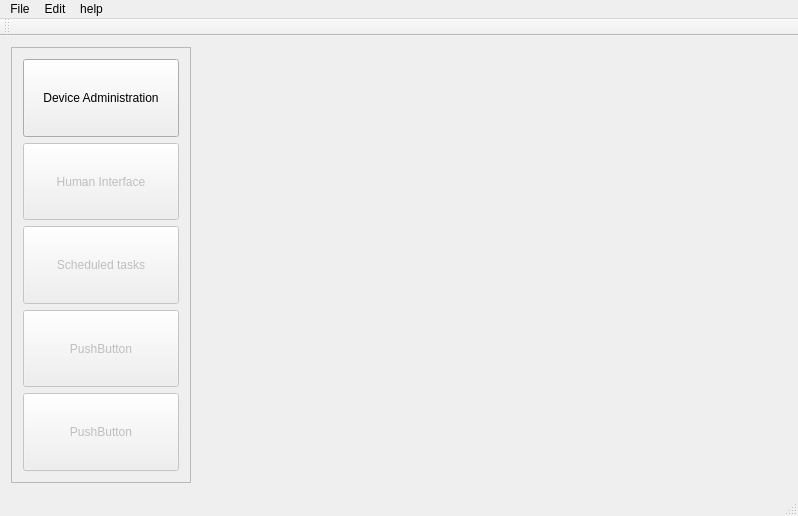
Above: online/admin/AdminWindow.ui from jhx76/zigbus-system before the change. Below: the same form after it.
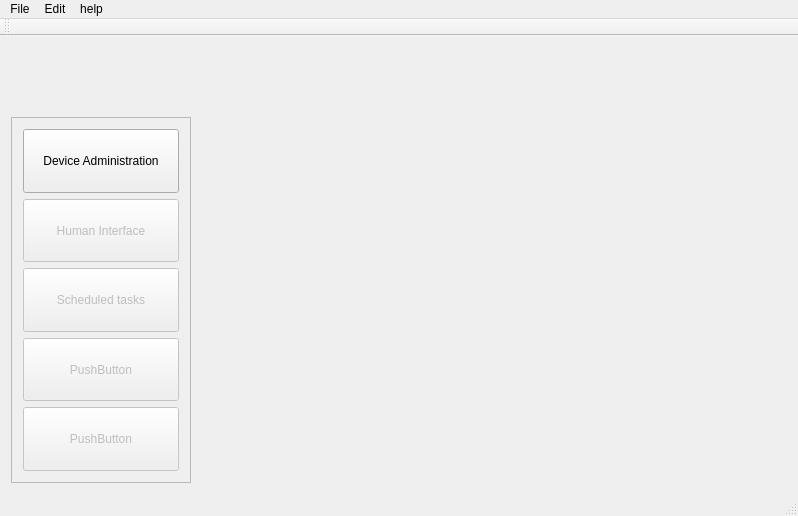
That is the form after the change.

```diff
--- a/online/admin/AdminWindow.ui
+++ b/online/admin/AdminWindow.ui
@@ -14,8 +14,8 @@
    <string>AdminWindow</string>
   </property>
   <widget class="QWidget" name="centralWidget">
-   <layout class="QHBoxLayout" name="horizontalLayout">
-    <item>
+   <layout class="QGridLayout" name="gridLayout">
+    <item row="1" column="0">
      <widget class="QFrame" name="buttonFrame">
       <property name="sizePolicy">
        <sizepolicy hsizetype="Fixed" vsizetype="Preferred">
@@ -116,11 +116,30 @@
       </layout>
      </widget>
     </item>
-    <item>
+    <item row="0" column="1" rowspan="2">
      <widget class="QWidget" name="widget" native="true">
       <layout class="QGridLayout" name="centralLayout"/>
      </widget>
     </item>
+    <item row="0" column="0">
+     <widget class="QLabel" name="appIconLabel">
+      <property name="minimumSize">
+       <size>
+        <width>64</width>
+        <height>64</height>
+       </size>
+      </property>
+      <property name="maximumSize">
+       <size>
+        <width>64</width>
+        <height>64</height>
+       </size>
+      </property>
+      <property name="text">
+       <string/>
+      </property>
+     </widget>
+    </item>
    </layout>
   </widget>
   <widget class="QMenuBar" name="menuBar">
@@ -142,6 +161,9 @@
      </property>
      <addaction name="actionNewDevice"/>
      <addaction name="actionNewModule"/>
+     <addaction name="separator"/>
+     <addaction name="actionNewType"/>
+     <addaction name="actionNewLocation"/>
     </widget>
     <addaction name="menuNew"/>
     <addaction name="separator"/>
@@ -199,6 +221,16 @@
     <string>About Qt...</string>
    </property>
   </action>
+  <action name="actionNewType">
+   <property name="text">
+    <string>Type</string>
+   </property>
+  </action>
+  <action name="actionNewLocation">
+   <property name="text">
+    <string>Location</string>
+   </property>
+  </action>
  </widget>
  <layoutdefault spacing="6" margin="11"/>
  <resources/>
```
